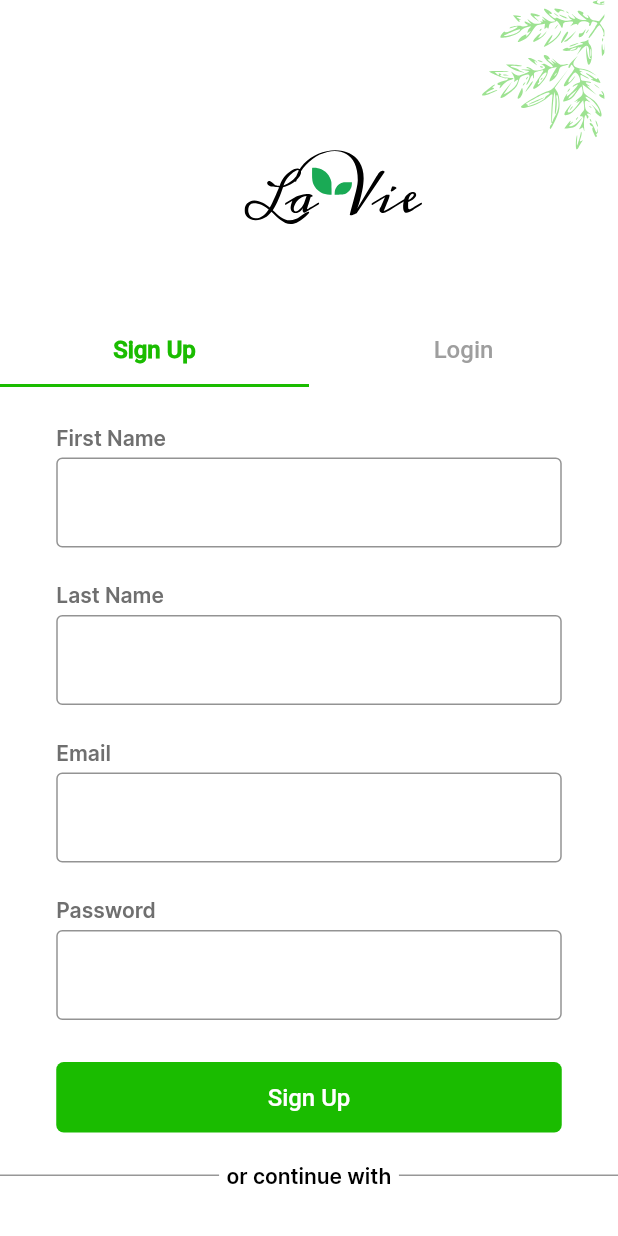
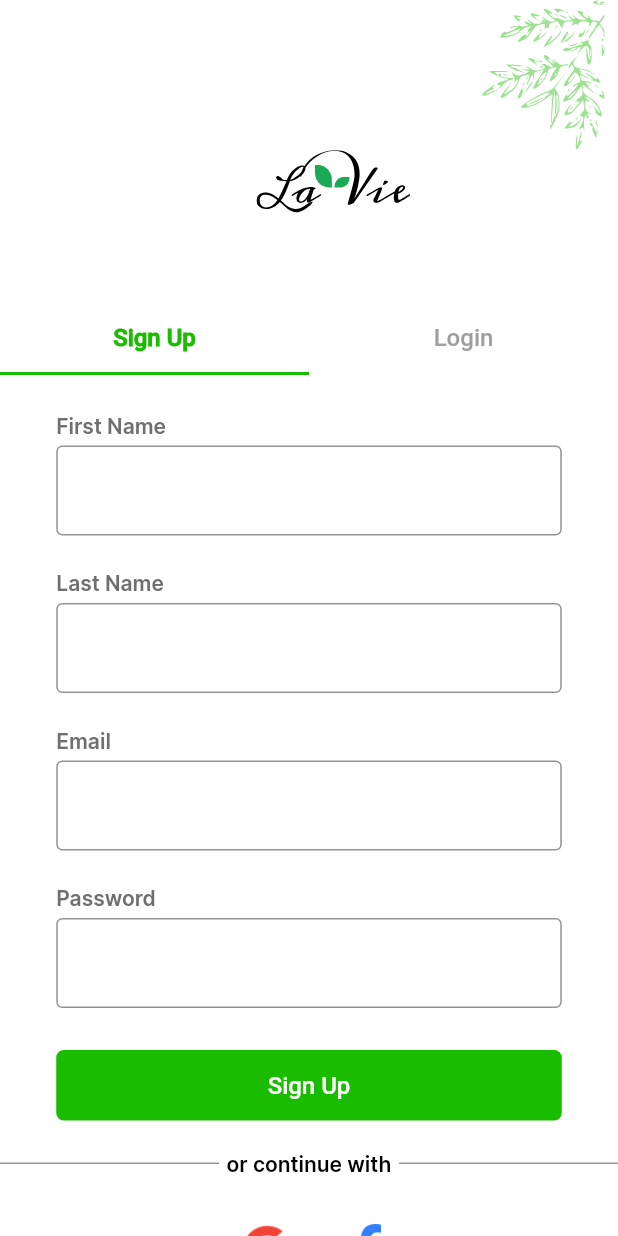
Before and after one commit to ZeaadAyman74/LaVie, a Flutter app: the screen it shows after launch, on a phone screen of 412 x 824 dp. Run offline on Flutter 3.47's test engine with Material 2 defaults, Android fonts, the phone set to English and light mode, and no system bars; our stand-ins replace animated_splash_screen, bloc, conditional_builder_null_safety, curved_navigation_bar, dio, flutter_bloc and 6 more; missing offline and left inert: mobile_scanner; accounts and stored records are empty; project files that could hold a hidden picture were left out.

Commit message:
second commit

```diff
--- a/lib/main.dart
+++ b/lib/main.dart
@@ -20,9 +20,10 @@ void main() async{
   DioHelper.init();
   await SqlHelper.init('laVie');
   await CacheHelper.init();
-
+  await CacheHelper.clearCache();
   Widget startWidget;
   accessToken=CacheHelper.getData(key: 'token');
+  freeSeed=CacheHelper.getData(key: 'freeSeed');
   if(accessToken!=null){
     startWidget= LayoutScreen();
   }else{
--- a/lib/modules/home/home_screen.dart
+++ b/lib/modules/home/home_screen.dart
@@ -71,7 +71,9 @@ class _HomeScreenState extends State<HomeScreen>
                         CacheHelper.putData(key: 'firstDate', value: firstDate.toString()).then((value){
                           Navigator.push(context,MaterialPageRoute(builder: (context)=> QuizScreen()));
                           CacheHelper.putData(key: 'validQuiz', value: false);
+                          AppCubit.get(context).changeQuizValidation();
                         });
+
                       }, icon: const Icon(Icons.question_mark,color: Colors.white,))),
             ],
           ),
--- a/lib/modules/login/home_login.dart
+++ b/lib/modules/login/home_login.dart
@@ -38,8 +38,6 @@ class _HomeLoginState extends State<HomeLogin>
                 padding: const EdgeInsetsDirectional.only(
                     start: 163, end: 130,bottom: 60),
                 child: SizedBox(
-                  height: 50,
-                    width: 450,
                     child: SvgPicture.asset('assets/images/login_logo.svg',fit: BoxFit.fill,)),
               ),
               SizedBox(
--- a/lib/modules/login/signup_screen.dart
+++ b/lib/modules/login/signup_screen.dart
@@ -63,7 +63,7 @@ class SignUpScreen extends StatelessWidget {
                 MyTextField(
                     label: 'Email',
                     myController: emailController,
-                    type: TextInputType.visiblePassword,
+                    type: TextInputType.emailAddress,
                     validate: (String? value) {
                       if (value!.isEmpty) {
                         return 'Field cannot be empty';
--- a/lib/modules/posts/cubit/posts_states.dart
+++ b/lib/modules/posts/cubit/posts_states.dart
@@ -22,3 +22,7 @@ class PickImageLoadingState extends PostsStates {}
 class PickImageSuccessState extends PostsStates {}
 
 class PickImageErrorState extends PostsStates {}
+
+class LikePostSuccessState extends PostsStates {}
+
+class LikePostErrorState extends PostsStates {}
--- a/lib/modules/posts/post_details.dart
+++ b/lib/modules/posts/post_details.dart
@@ -1,5 +1,6 @@
 import 'package:flutter/material.dart';
 import 'package:flutter_svg/flutter_svg.dart';
+import 'package:orange/modules/posts/cubit/posts_cubit.dart';
 import 'package:orange/shared/styles/colors.dart';
 
 class PostItem extends StatelessWidget {
@@ -96,7 +97,9 @@ var model;
                   icon: SvgPicture.asset(
                     'assets/icons/like.svg',
                   ),
-                  onPressed: () {},
+                  onPressed: () {
+                    PostsCubit.get(context).likePost(model.forumId);
+                  },
                 ),
                 const SizedBox(
                   width: 2,
--- a/lib/shared/components/components.dart
+++ b/lib/shared/components/components.dart
@@ -12,6 +12,7 @@ class MyTextField extends StatelessWidget {
   String? Function(String? value) validate;
   bool isPassword ;
   String? label;
+  String? hint;
   double height;
   int? maxLines=1;
 
@@ -23,6 +24,7 @@ class MyTextField extends StatelessWidget {
     this.label,
     this.height=90,
     this.maxLines=1,
+    this.hint,
   }) ;
 
   @override
@@ -44,8 +46,8 @@ class MyTextField extends StatelessWidget {
               keyboardType: type, // TextInputType.multiline
               validator: validate,
               obscureText: isPassword,
-              decoration: const InputDecoration(
-
+              decoration:  InputDecoration(
+                     hintText: hint?? '',
                 focusedBorder:OutlineInputBorder( borderSide: BorderSide(color: Color(0xff939393))),
                 border: OutlineInputBorder(
                   borderSide: BorderSide(color: Color(0xff939393)),
@@ -68,7 +70,6 @@ class MyButton extends StatelessWidget {
   double radius;
   void Function() function;
   String text;
-
   MyButton({
     Key? key,
     required this.height,
--- a/lib/shared/components/constants.dart
+++ b/lib/shared/components/constants.dart
@@ -1,3 +1,4 @@
 String? accessToken;
+bool? freeSeed;
 
 String? uId;
--- a/lib/shared/cubit/states.dart
+++ b/lib/shared/cubit/states.dart
@@ -3,6 +3,12 @@ class AppStates {}
 class InitialState extends AppStates {}
 
 class ChangeNavBarState extends AppStates {}
+
+class GetFreeSeedSuccessState extends AppStates {}
+
+class GetFreeSeedLoadingsState extends AppStates {}
+
+class GetFreeSeedErrorState extends AppStates {}
 
 class GetProductsLoadingState extends AppStates {}
 
@@ -53,3 +59,5 @@ class GetBlogsLoadingState extends AppStates {}
 class GetBlogsSuccessState extends AppStates {}
 
 class GetBlogsErrorState extends AppStates {}
+
+class ChangeQuizState extends AppStates {}
--- a/lib/shared/network/remote/dio_helper.dart
+++ b/lib/shared/network/remote/dio_helper.dart
@@ -47,7 +47,7 @@ class DioHelper {
    return await dio.post(
       url,
       data: data,
-     // queryParameters: query,
+      queryParameters: query,
     );
   }
 
--- a/lib/shared/network/remote/end_points.dart
+++ b/lib/shared/network/remote/end_points.dart
@@ -9,3 +9,5 @@ const USER_DATA = '/api/v1/user/me';
 const UPDATE_USER='/api/v1/user/me';
 const CREATE_POST='/api/v1/forums';
 const ALL_POSTS='/api/v1/forums/me';
+const LIKE_POST='/api/v1/forums/:forumId/like';
+const FREE_SEED='/api/v1/user/me/claimFreeSeeds';
--- a/pubspec.yaml
+++ b/pubspec.yaml
@@ -102,6 +102,7 @@ flutter:
      - assets/icons/arrow_back.svg
      - assets/icons/arrow_right.svg
      - assets/icons/history.svg
+     - assets/images/free_seed.svg
   # An image asset can refer to one or more resolution-specific "variants", see
   # https://flutter.dev/assets-and-images/#resolution-aware
 
```
Also changed, not shown: lib/modules/blogs/blogs_screen.dart (+15 -6 lines), lib/modules/login/login_screen.dart (+6 -2 lines), lib/modules/posts/cubit/posts_cubit.dart (+13 -1 lines), lib/modules/quiz/quiz_screen.dart (+109 -6 lines), lib/shared/cubit/cubit.dart (+18 -7 lines).
